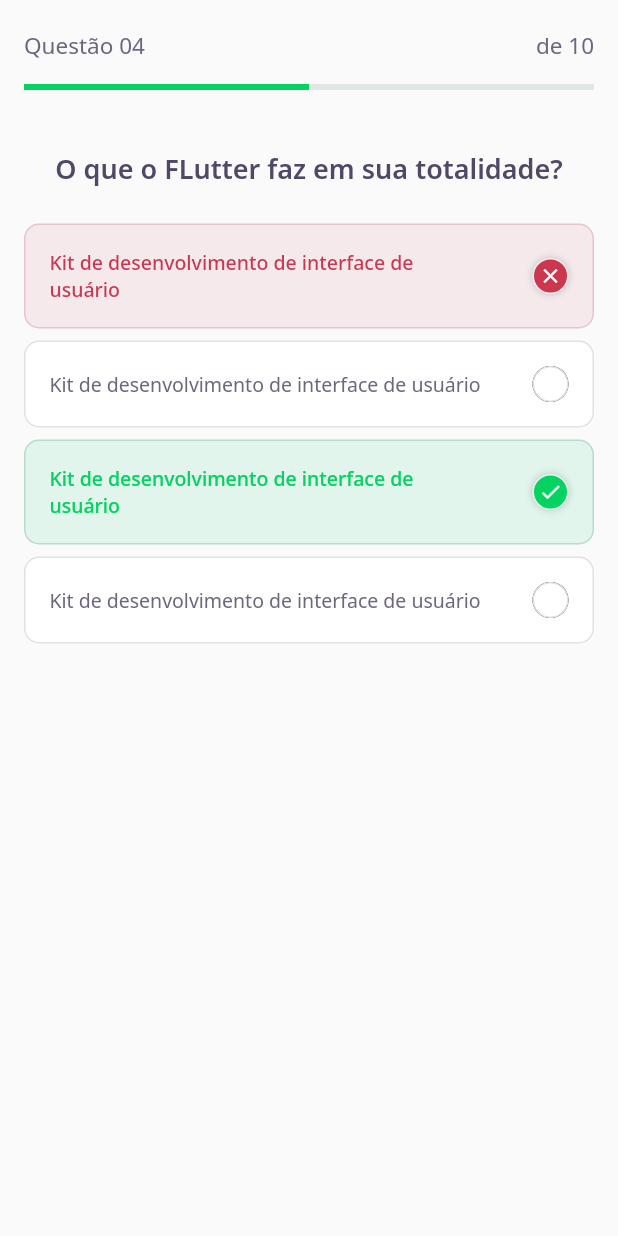
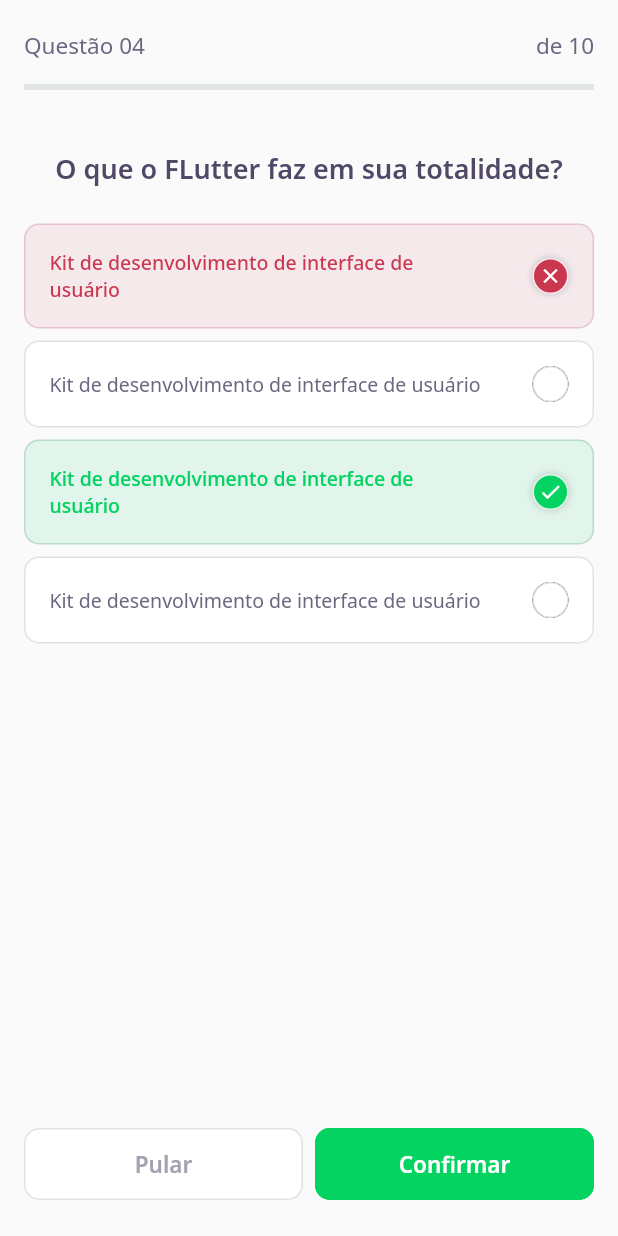
Before and after one commit to vitormomberg/dev-quiz, a Flutter app: the ChallengePage screen opened directly, on a phone screen of 412 x 824 dp. Run offline on Flutter 3.47's test engine with Material 2 defaults, Android fonts, the phone set to English and light mode, and no system bars; our stand-ins replace google_fonts; accounts and stored records are empty; network calls fail.

```diff
--- /dev/null
+++ b/assets/database/user.json
@@ -0,0 +1,5 @@
+{
+  "name": "Vitor Momberg",
+  "score": 20,
+  "photoURL": "https://media-exp1.licdn.com/dms/image/C4D03AQEduo5iSUYpng/profile-displayphoto-shrink_100_100/0/1635547749477?e=1657756800&v=beta&t=NgAhPgL9JYPQH23G1igCuW0c2gIprixGFt1zCJIHPzM"
+}
--- a/lib/core/app_widget.dart
+++ b/lib/core/app_widget.dart
@@ -1,4 +1,4 @@
-import 'package:DevQuiz/pages/challenge/challenge_page.dart';
+import 'package:DevQuiz/pages/home/home_page.dart';
 import 'package:flutter/material.dart';
 
 class AppWidget extends StatelessWidget {
@@ -7,7 +7,7 @@ class AppWidget extends StatelessWidget {
     return MaterialApp(
       debugShowCheckedModeBanner: false,
       title: "DevQuiz",
-      home: ChallengePage(),
+      home: HomePage(),
     );
   }
 }
--- a/lib/pages/challenge/challenge_page.dart
+++ b/lib/pages/challenge/challenge_page.dart
@@ -1,5 +1,6 @@
 import 'package:DevQuiz/core/core.dart';
 import 'package:DevQuiz/pages/challenge/widgets/answer/answer_widget.dart';
+import 'package:DevQuiz/pages/challenge/widgets/next_button/next_button_widget.dart';
 import 'package:DevQuiz/pages/challenge/widgets/question_indicator/quetions_indicator_widget.dart';
 import 'package:flutter/material.dart';
 
@@ -36,6 +37,26 @@ class ChallengePage extends StatelessWidget {
               isRight: false,
               isSelected: false,
             ),
-            ])));
+          ])),
+      bottomNavigationBar: SafeArea(
+          minimum: EdgeInsets.only(bottom: 24),
+          bottom: true,
+          child: Padding(
+            padding: EdgeInsets.symmetric(horizontal: 16),
+            child: Row(
+              children: [
+                Expanded(
+                  child: NextButtonWidget.white(label: 'Pular'),
+                ),
+                SizedBox(width: 8),
+                Expanded(
+                  child: NextButtonWidget.green(
+                    label: 'Confirmar',
+                  ),
+                )
+              ],
+            ),
+          )),
+    );
   }
 }
--- /dev/null
+++ b/lib/pages/challenge/widgets/next_button/next_button_widget.dart
@@ -0,0 +1,61 @@
+import 'package:DevQuiz/core/core.dart';
+import 'package:flutter/material.dart';
+import 'package:google_fonts/google_fonts.dart';
+
+class NextButtonWidget extends StatelessWidget {
+  final String label;
+  final Color backgroundColor;
+  final Color borderColor;
+  final Color fontColor;
+
+  NextButtonWidget({
+    Key? key,
+    required this.label,
+    required this.backgroundColor,
+    required this.borderColor,
+    required this.fontColor,
+  }) : super(key: key);
+
+  NextButtonWidget.green({required this.label})
+      : this.backgroundColor = AppColors.darkGreen,
+        this.borderColor = AppColors.darkGreen,
+        this.fontColor = AppColors.white;
+
+  NextButtonWidget.purple({required this.label})
+      : this.backgroundColor = AppColors.purple,
+        this.borderColor = AppColors.purple,
+        this.fontColor = AppColors.white;
+
+  NextButtonWidget.white({required this.label})
+      : this.backgroundColor = AppColors.white,
+        this.borderColor = AppColors.border,
+        this.fontColor = AppColors.lightGrey;
+
+  @override
+  Widget build(BuildContext context) {
+    return Container(
+      constraints: BoxConstraints(minHeight: 48),
+      child: TextButton(
+        style: ButtonStyle(
+            padding: MaterialStateProperty.all(EdgeInsets.all(14)),
+            backgroundColor: MaterialStateProperty.all(
+              backgroundColor,
+            ),
+            shape: MaterialStateProperty.all(RoundedRectangleBorder(
+                borderRadius: BorderRadius.circular(10))),
+            side: MaterialStateProperty.all(BorderSide(
+              color: borderColor,
+            ))),
+        onPressed: () {},
+        child: Text(
+          label,
+          style: GoogleFonts.notoSans(
+            fontWeight: FontWeight.w600,
+            fontSize: 15,
+            color: fontColor,
+          ),
+        ),
+      ),
+    );
+  }
+}
--- /dev/null
+++ b/lib/pages/home/home_state.dart
@@ -0,0 +1 @@
+enum HomeState { success, loading, error, empty }
--- a/lib/shared/progress_indicator_widget.dart
+++ b/lib/shared/progress_indicator_widget.dart
@@ -1,11 +1,19 @@
-import 'package:DevQuiz/core/core.dart';
 import 'package:flutter/material.dart';
 
+import 'package:DevQuiz/core/core.dart';
+
 class ProgressIndicatorWidget extends StatelessWidget {
+  final double value;
+
+  const ProgressIndicatorWidget({
+    Key? key,
+    this.value = 0,
+  }) : super(key: key);
+
   @override
   Widget build(BuildContext context) {
     return LinearProgressIndicator(
-      value: 0.5,
+      value: value,
       minHeight: 4,
       backgroundColor: AppColors.chartSecondary,
       valueColor: AlwaysStoppedAnimation<Color>(AppColors.chartPrimary),
--- a/pubspec.yaml
+++ b/pubspec.yaml
@@ -18,5 +18,6 @@ dev_dependencies:
 flutter:
   assets:
     - assets/images/
+    - assets/database/
 
   uses-material-design: true
```
Also changed, not shown: assets/database/quizzes.json (added, +28 -0 lines), lib/pages/home/home_controller.dart (added, +35 -0 lines), lib/pages/home/home_page.dart (+43 -10 lines), lib/pages/home/home_repository.dart (added, +23 -0 lines), lib/pages/home/widgets/appbar/app_bar_widget.dart (+8 -7 lines), lib/pages/home/widgets/quiz_card/quiz_card_widget.dart (+18 -5 lines), lib/shared/models/answer_model.dart (added, +32 -0 lines), lib/shared/models/question_model.dart (added, +35 -0 lines), lib/shared/models/quiz_model.dart (added, +67 -0 lines), lib/shared/models/user_model.dart (added, +36 -0 lines), lib/pages/result/resul_page.dart (added). Lines whose indentation alone changed are shown as unchanged.
